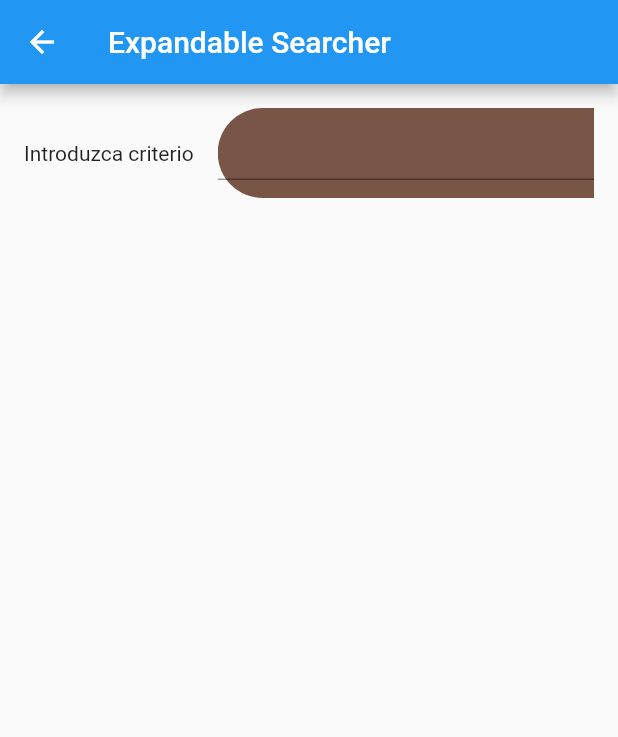
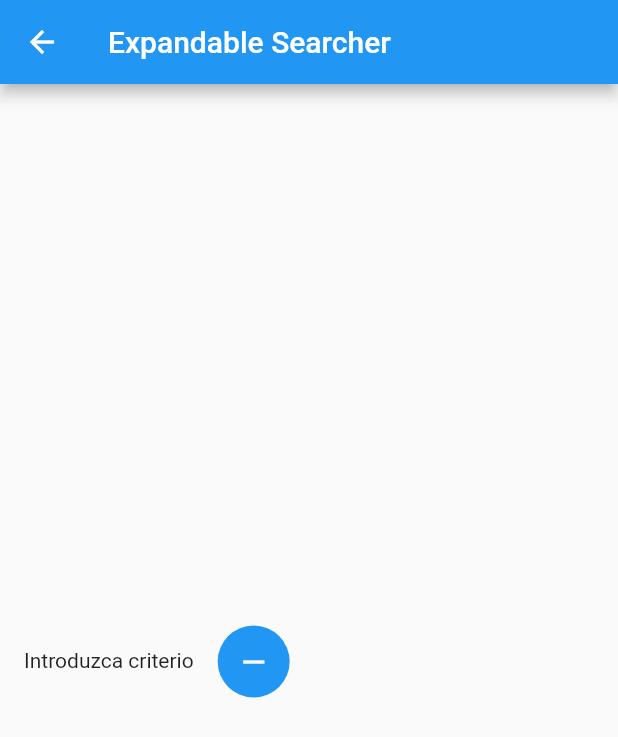
Before and after one commit to manuelperez96/animation_library, a Flutter app: the ExpandableSearcherPage screen opened directly, on a phone screen of 412 x 824 dp. Shown: the top 737 px of the screen. Run offline on Flutter 3.47's test engine with Material 2 defaults, Android fonts, the phone set to English and light mode, and no system bars.

Commit message:
refactor code

```diff
--- a/lib/expandable_fab_page.dart
+++ b/lib/ui/page/expandable_fab_page.dart
@@ -1,4 +1,4 @@
-import 'package:animation_library/src/expandable_fab.dart';
+import 'package:animation_library/ui/widget/expandable_fab.dart';
 import 'package:flutter/material.dart';
 
 class ExpandableFabPage extends StatefulWidget {
--- a/lib/expandable_searcher.dart
+++ b/lib/ui/page/expandable_searcher.dart
@@ -1,3 +1,4 @@
+import 'package:animation_library/ui/widget/expandable_widget.dart';
 import 'package:flutter/material.dart';
 
 class ExpandableSearcherPage extends StatelessWidget {
@@ -19,20 +20,38 @@ class ExpandableSearcherView extends StatefulWidget {
 }
 
 class _ExpandableSearcherViewState extends State<ExpandableSearcherView> {
+
+  var _isOpen = false;
+
   @override
   Widget build(BuildContext context) {
     return Padding(
       padding: const EdgeInsets.all(16),
       child: Column(
+        crossAxisAlignment: CrossAxisAlignment.stretch,
         children: <Widget>[
           Flexible(
             child: Row(
-              children: const <Widget>[
-                Text('Introduzca criterio'),
-                SizedBox(width: 16),
-                Flexible(
-                  child: ExpandableSearcher(
-                    isExpanded: true,
+              children: <Widget>[
+                const Text('Introduzca criterio'),
+                const SizedBox(width: 16),
+                Expanded(
+                  child: ExpandedWidget(
+                    isOpen: _isOpen,
+                    closeIcon: const Icon(Icons.remove),
+                    openIcon: const Icon(Icons.add),
+                    onChanged: _updateSearcher,
+                    child:  const TextField(
+                      maxLines: 1,
+                      cursorColor: Colors.white,
+                      decoration: InputDecoration(
+                        contentPadding: EdgeInsets.symmetric(horizontal: 9.5, vertical: 7),
+                        border: OutlineInputBorder(
+                          borderRadius: BorderRadius.all(Radius.circular(22)),
+                          borderSide: BorderSide.none,
+                        ),
+                      ),
+                    ),
                   ),
                 ),
               ],
@@ -41,6 +60,12 @@ class _ExpandableSearcherViewState extends State<ExpandableSearcherView> {
         ],
       ),
     );
+  }
+
+  void _updateSearcher(bool value) {
+    setState(() {
+      _isOpen = value;
+    });
   }
 }
 
--- /dev/null
+++ b/lib/ui/widget/expandable_widget.dart
@@ -0,0 +1,104 @@
+import 'dart:ui';
+import 'package:flutter/material.dart';
+
+class ExpandedWidget extends StatefulWidget {
+  const ExpandedWidget({
+    Key? key,
+    required this.closeIcon,
+    required this.openIcon,
+    this.isOpen = false,
+    this.child,
+    this.onChanged,
+  }) : super(key: key);
+
+  final Widget closeIcon;
+  final Widget openIcon;
+  final bool isOpen;
+  final Widget? child;
+  final ValueChanged<bool>? onChanged;
+
+  @override
+  State<ExpandedWidget> createState() => _ExpandedWidgetState();
+}
+
+class _ExpandedWidgetState extends State<ExpandedWidget>
+    with SingleTickerProviderStateMixin {
+  late final AnimationController _controller;
+
+  @override
+  void initState() {
+    super.initState();
+    _controller = AnimationController(
+      vsync: this,
+      duration: const Duration(milliseconds: 150),
+    );
+    _controller.addListener(() => setState(() {}));
+  }
+
+  @override
+  void dispose() {
+    _controller.dispose();
+    super.dispose();
+  }
+
+  @override
+  void didUpdateWidget(covariant ExpandedWidget oldWidget) {
+    super.didUpdateWidget(oldWidget);
+    if (oldWidget.isOpen != widget.isOpen) {
+      if (widget.isOpen) {
+        _controller.forward();
+      } else {
+        _controller.reverse();
+      }
+    }
+  }
+
+  @override
+  Widget build(BuildContext context) {
+    return LayoutBuilder(
+      builder: (_, constraints) => Stack(
+        children: <Widget>[
+          Positioned(
+            height: 48,
+            width: lerpDouble(48, constraints.maxWidth, _controller.value),
+            top: constraints.maxHeight / 2 - 23,
+            child: Container(
+              decoration: BoxDecoration(
+                  color: Theme.of(context).primaryColor,
+                  borderRadius: BorderRadius.circular(50)),
+              child: Row(
+                children: <Widget>[
+                  IconTheme(
+                    data: Theme.of(context).iconTheme.copyWith(
+                          color: Colors.white,
+                        ),
+                    child: AnimatedSwitcher(
+                      duration: const Duration(milliseconds: 150),
+                      child: widget.isOpen
+                          ? IconButton(
+                              onPressed: _toggleIsOpen,
+                              icon: widget.openIcon,
+                              padding: EdgeInsets.zero,
+                            )
+                          : IconButton(
+                              onPressed: _toggleIsOpen,
+                              icon: widget.closeIcon,
+                              padding: EdgeInsets.zero,
+                            ),
+                    ),
+                  ),
+                  if (_controller.isCompleted && widget.child != null)
+                    Expanded(child: widget.child!)
+                ],
+              ),
+            ),
+          )
+        ],
+      ),
+    );
+  }
+
+  void _toggleIsOpen() {
+    widget.onChanged?.call(!widget.isOpen);
+  }
+}
```
Also changed, not shown: lib/main.dart (+3 -29 lines), lib/ui/page/shrinkable_card_page.dart (renamed from lib/shrinkable_card_page.dart), lib/ui/widget/expandable_fab.dart (renamed from lib/src/expandable_fab.dart), pubspec.lock.
